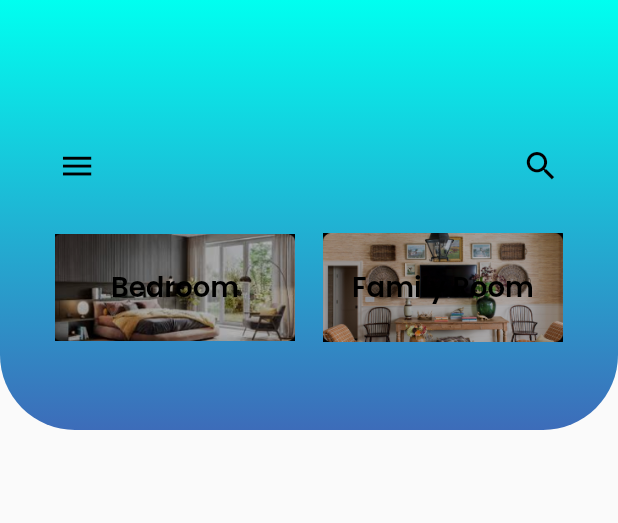
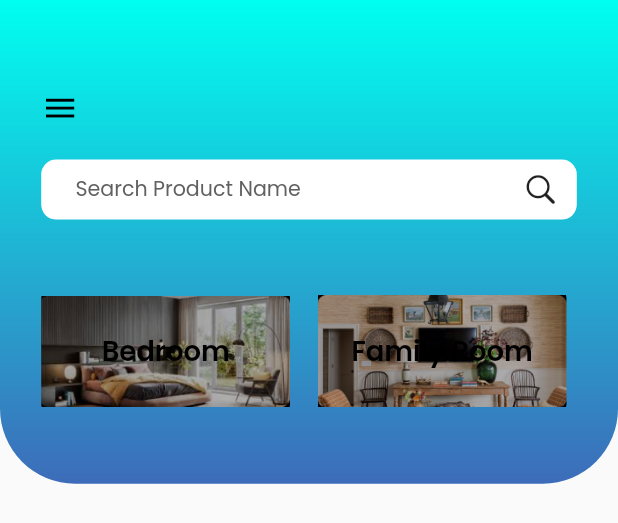
Before and after one commit to Final-Project-Kelompok-1/e_commerce, a Flutter app: the BannerListWidget widget shown alone on an empty page, opened directly, on a phone screen of 412 x 824 dp. Shown: the top 523 px of the screen. Run offline on Flutter 3.47's test engine with Material 2 defaults, Android fonts, the phone set to English and light mode, and no system bars; our stand-ins replace cached_network_image, flutter_rating_bar, flutter_screenutil, flutter_svg, fluttertoast, google_fonts and 2 more; accounts and stored records are empty; network calls fail.

Commit message:
added search field

```diff
--- a/lib/views/home/home_screen.dart
+++ b/lib/views/home/home_screen.dart
@@ -1,6 +1,7 @@
 import 'package:e_commerce/views/home/widgets/banner_product_widget.dart';
 import 'package:flutter/material.dart';
 import 'package:e_commerce/config/config.dart';
+import 'package:flutter/services.dart';
 import 'widgets/home_widget.dart';
 
 class HomeScreen extends StatelessWidget {
@@ -8,8 +9,16 @@ class HomeScreen extends StatelessWidget {
 
   @override
   Widget build(BuildContext context) {
+    final focusField = FocusNode();
+
     return Scaffold(
-      body: SingleChildScrollView(
+      body: GestureDetector(
+        onTap: () {
+          focusField.unfocus();
+          FocusScope.of(context).requestFocus(FocusNode());
+          SystemChannels.textInput.invokeMethod('TextInput.hide');
+        },
+        child: SingleChildScrollView(
           child: Column(
             crossAxisAlignment: CrossAxisAlignment.start,
             children: [
@@ -35,13 +44,14 @@ class HomeScreen extends StatelessWidget {
               const BannerProductWidget(
                   nameBanner: 'New Era - Handphone',
                   assetImage: 'assets/images/power_bank.png',
-                color: AppColor.secondColor),
+                  color: AppColor.thirdColor),
               SizedBox(height: AppDimen.h30),
               GridHomeProductWidget(onTap: () {}, productCategory: 'Top Rated'),
               SizedBox(height: AppDimen.h30),
             ],
           ),
         ),
+      ),
     );
   }
 }
--- a/lib/views/home/widgets/banner_list__widget.dart
+++ /dev/null
@@ -1,110 +0,0 @@
-import 'package:e_commerce/models/banner_model.dart';
-import 'package:flutter/material.dart';
-import 'package:flutter_screenutil/flutter_screenutil.dart';
-
-import '../../../config/config.dart';
-
-class BannerListWidget extends StatelessWidget {
-  const BannerListWidget({super.key});
-
-  @override
-  Widget build(BuildContext context) {
-    return Container(
-      height: 240.h,
-      decoration: const BoxDecoration(
-        gradient: LinearGradient(
-          begin: Alignment.topCenter,
-          end: Alignment.bottomCenter,
-          colors: [AppColor.mainColor, AppColor.thirdColor],
-        ),
-        borderRadius: BorderRadius.only(
-          bottomLeft: Radius.circular(50),
-          bottomRight: Radius.circular(50),
-        ),
-      ),
-      child: Padding(
-        padding:
-            EdgeInsets.only(left: 24.w, right: 24.w, top: 24.h, bottom: 12.h),
-        child: Column(
-          mainAxisAlignment: MainAxisAlignment.end,
-          children: [
-            Row(
-              mainAxisAlignment: MainAxisAlignment.spaceBetween,
-              children: [
-                ClipRRect(
-                  borderRadius: const BorderRadius.all(
-                    Radius.circular(100),
-                  ),
-                  child: Material(
-                    color: Colors.transparent,
-                    child: IconButton(
-                      onPressed: () {},
-                      icon: Icon(
-                        Icons.menu,
-                        color: Colors.black,
-                        size: 22.sp,
-                      ),
-                    ),
-                  ),
-                ),
-                ClipRRect(
-                  borderRadius: const BorderRadius.all(
-                    Radius.circular(100),
-                  ),
-                  child: Material(
-                    color: Colors.transparent,
-                    child: IconButton(
-                      onPressed: () {},
-                      icon: Icon(
-                        Icons.search,
-                        color: Colors.black,
-                        size: 22.sp,
-                      ),
-                    ),
-                  ),
-                ),
-              ],
-            ),
-            SizedBox(height: AppDimen.h10),
-            _listBanner(),
-            SizedBox(height: AppDimen.h30),
-          ],
-        ),
-      ),
-    );
-  }
-
-  Widget _listBanner() {
-    return SizedBox(
-      height: 75.h,
-      child: ListView.separated(
-        physics: const BouncingScrollPhysics(),
-        separatorBuilder: (context, index) => SizedBox(width: AppDimen.w16),
-        scrollDirection: Axis.horizontal,
-        shrinkWrap: true,
-        itemCount: BannerModel.banners.length,
-        itemBuilder: (context, index) {
-          final data = BannerModel.banners[index];
-          return Container(
-            alignment: Alignment.center,
-            decoration: BoxDecoration(
-              borderRadius: const BorderRadius.all(
-                Radius.circular(10),
-              ),
-              image: DecorationImage(
-                image: AssetImage(data.assetImage),
-              ),
-            ),
-            width: 140.w,
-            height: 75.h,
-            child: Text(
-              data.name,
-              style:
-                  AppFont.paragraphLarge.copyWith(fontWeight: FontWeight.w600),
-            ),
-          );
-        },
-      ),
-    );
-  }
-}
--- /dev/null
+++ b/lib/views/home/widgets/header_home_widget.dart
@@ -0,0 +1,144 @@
+import 'package:e_commerce/models/banner_model.dart';
+import 'package:flutter/cupertino.dart';
+import 'package:flutter/material.dart';
+import 'package:flutter_screenutil/flutter_screenutil.dart';
+
+import '../../../config/config.dart';
+
+class BannerListWidget extends StatelessWidget {
+  const BannerListWidget({super.key});
+
+  @override
+  Widget build(BuildContext context) {
+    return Container(
+      height: 270.h,
+      decoration: const BoxDecoration(
+        gradient: LinearGradient(
+          begin: Alignment.topCenter,
+          end: Alignment.bottomCenter,
+          colors: [AppColor.mainColor, AppColor.thirdColor],
+        ),
+        borderRadius: BorderRadius.only(
+          bottomLeft: Radius.circular(50),
+          bottomRight: Radius.circular(50),
+        ),
+      ),
+      child: Padding(
+        padding:
+            EdgeInsets.only(left: 24.w, right: 24.w, top: 40.h, bottom: 12.h),
+        child: SingleChildScrollView(
+          child: Column(
+            crossAxisAlignment: CrossAxisAlignment.start,
+            children: [
+              SizedBox(height: AppDimen.h10),
+              ClipRRect(
+                borderRadius: const BorderRadius.all(
+                  Radius.circular(100),
+                ),
+                child: Material(
+                  color: Colors.transparent,
+                  child: InkWell(
+                    onTap: () {},
+                    child: Icon(
+                      Icons.menu,
+                      color: Colors.black,
+                      size: 22.sp,
+                    ),
+                  ),
+                ),
+              ),
+              SizedBox(height: AppDimen.h18),
+              _searchTextField(),
+              SizedBox(height: AppDimen.h36),
+              _listBanner(),
+            ],
+          ),
+        ),
+      ),
+    );
+  }
+
+  Widget _listBanner() {
+    return SizedBox(
+      height: 75.h,
+      child: ListView.separated(
+        physics: const BouncingScrollPhysics(),
+        separatorBuilder: (context, index) => SizedBox(width: AppDimen.w16),
+        scrollDirection: Axis.horizontal,
+        shrinkWrap: true,
+        itemCount: BannerModel.banners.length,
+        itemBuilder: (context, index) {
+          final data = BannerModel.banners[index];
+          return Container(
+            alignment: Alignment.center,
+            decoration: BoxDecoration(
+              borderRadius: const BorderRadius.all(
+                Radius.circular(10),
+              ),
+              image: DecorationImage(
+                image: AssetImage(data.assetImage),
+              ),
+            ),
+            width: 145.w,
+            height: 75.h,
+            child: Text(
+              data.name,
+              style:
+                  AppFont.paragraphLarge.copyWith(fontWeight: FontWeight.w600),
+            ),
+          );
+        },
+      ),
+    );
+  }
+
+  Widget _searchTextField() {
+    return SizedBox(
+      height: 40,
+      child: TextField(
+        onChanged: (value) {},
+        decoration: InputDecoration(
+            suffixIcon: IconButton(
+              onPressed: () {},
+              icon: const Icon(CupertinoIcons.search, color: Colors.black87),
+            ),
+            contentPadding: EdgeInsets.only(left: 20.w, top: 5, right: 20.h),
+            hintStyle:
+                AppFont.paragraphSmall.copyWith(color: Colors.grey.shade700),
+            hintText: "Search Product Name",
+            filled: true,
+            focusedBorder: const OutlineInputBorder(
+              borderSide: BorderSide(color: Colors.transparent),
+              borderRadius: BorderRadius.all(
+                Radius.circular(10),
+              ),
+            ),
+            errorBorder: const OutlineInputBorder(
+              borderSide: BorderSide(color: Colors.transparent),
+              borderRadius: BorderRadius.all(
+                Radius.circular(10),
+              ),
+            ),
+            enabledBorder: const OutlineInputBorder(
+              borderSide: BorderSide(color: Colors.transparent),
+              borderRadius: BorderRadius.all(
+                Radius.circular(10),
+              ),
+            ),
+            disabledBorder: const OutlineInputBorder(
+              borderSide: BorderSide(color: Colors.transparent),
+              borderRadius: BorderRadius.all(
+                Radius.circular(10),
+              ),
+            ),
+            focusedErrorBorder: const OutlineInputBorder(
+              borderSide: BorderSide(color: Colors.transparent),
+              borderRadius: BorderRadius.all(
+                Radius.circular(10),
+              ),
+            ),
+            fillColor: Colors.white),
+      ),
+    );
+  }
+}
--- a/lib/views/home/widgets/home_widget.dart
+++ b/lib/views/home/widgets/home_widget.dart
@@ -1,4 +1,4 @@
-export 'banner_list__widget.dart';
+export 'header_home_widget.dart';
 export 'button_category_widget.dart';
 export 'categories_home_widget.dart';
 export 'grid_home_product_widget.dart';
--- a/lib/views/widgets/product_widget.dart
+++ b/lib/views/widgets/product_widget.dart
@@ -62,13 +62,13 @@ class ProductWidget extends StatelessWidget {
                   crossAxisAlignment: CrossAxisAlignment.start,
                   children: [
                     SizedBox(
-                      height: product.name.length < 20 ? 20.h : 40.h,
+                      height: 40.h,
                       child: Text(
                         product.name,
                         style: AppFont.paragraphSmall
                             .copyWith(fontWeight: FontWeight.w600),
                         overflow: TextOverflow.ellipsis,
-                        maxLines: product.name.length < 20 ? 1 : 2,
+                        maxLines: 2,
                         softWrap: false,
                       ),
                     ),
```
Lines whose indentation alone changed are shown as unchanged.
